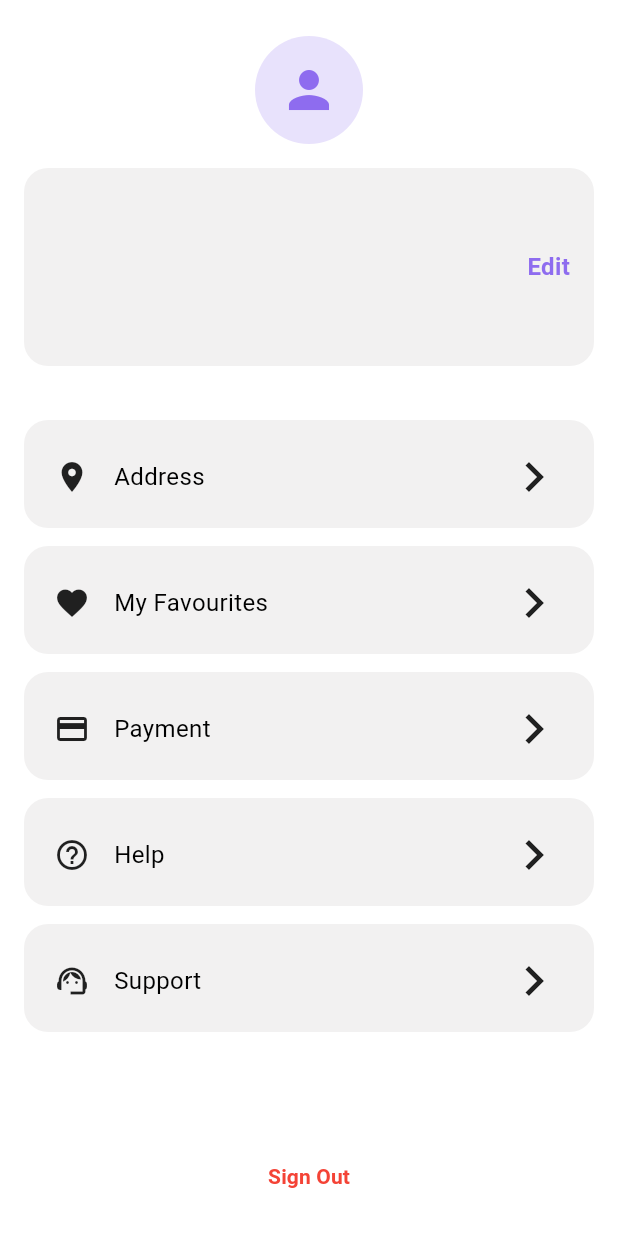
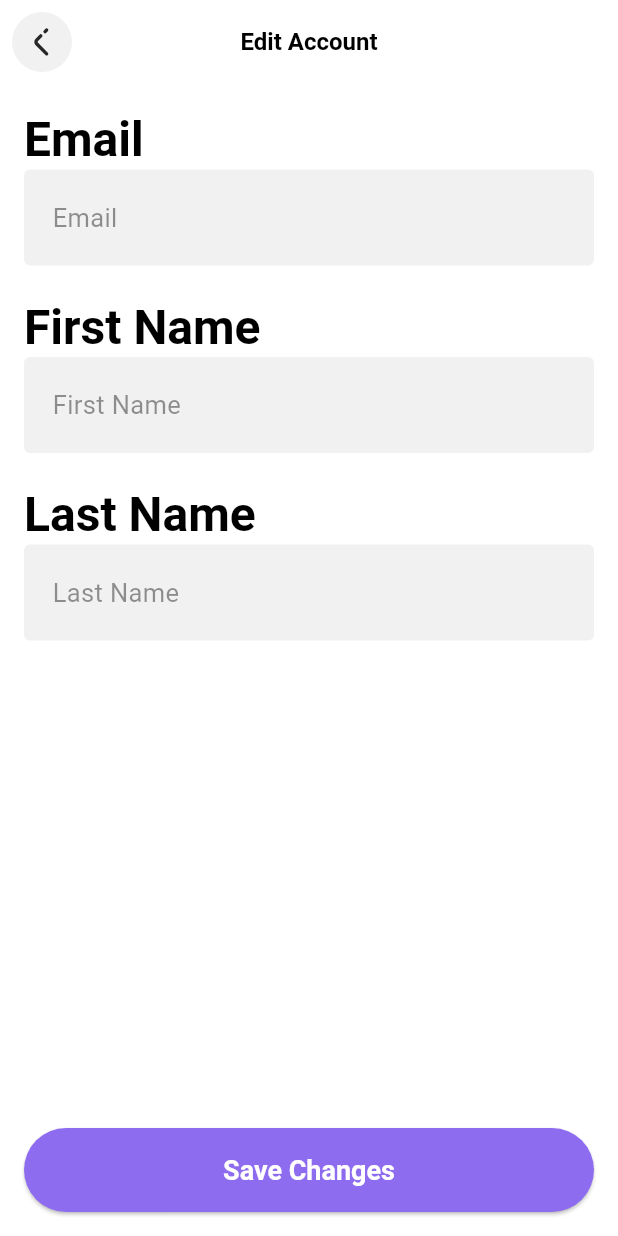
Before and after one commit to YoussefGhonem1/ecommerce_linkdevelpment, a Flutter app: the SettingsTab screen opened directly, after a tap on "Edit", on a phone screen of 412 x 824 dp. Run offline on Flutter 3.47's test engine with Material 3 defaults, Android fonts, the phone set to English and light mode, and no system bars; our stand-ins replace cloud_firestore, dots_indicator, firebase_auth, firebase_core, firebase_messaging, flutter_local_notifications and 3 more; accounts and stored records are empty.

Commit message:
Added Edit Page

```diff
--- /dev/null
+++ b/lib/src/features/edit_account/edit_account.dart
@@ -0,0 +1,148 @@
+import 'package:flutter/material.dart';
+import 'package:cloud_firestore/cloud_firestore.dart';
+import 'package:firebase_auth/firebase_auth.dart';
+
+import 'package:ecommerce_app/src/shared/components/custom_back_button.dart';
+import 'package:ecommerce_app/src/shared/components/custom_button.dart';
+import 'package:ecommerce_app/src/shared/components/custom_text_field.dart';
+
+class EditAccountPage extends StatefulWidget {
+  const EditAccountPage({super.key});
+
+  @override
+  State<EditAccountPage> createState() => _EditAccountPageState();
+}
+
+class _EditAccountPageState extends State<EditAccountPage> {
+  final _formKey = GlobalKey<FormState>();
+
+  final _emailController = TextEditingController();
+  final _firstNameController = TextEditingController();
+  final _lastNameController = TextEditingController();
+
+  bool _loading = false;
+
+  @override
+  void initState() {
+    super.initState();
+    _loadUserData();
+  }
+
+  Future<void> _loadUserData() async {
+    final user = FirebaseAuth.instance.currentUser;
+    if (user != null) {
+      _emailController.text = user.email ?? "";
+
+      final doc =
+          await FirebaseFirestore.instance
+              .collection('users')
+              .doc(user.uid)
+              .get();
+
+      if (doc.exists) {
+        final data = doc.data()!;
+        _firstNameController.text = data['firstName'] ?? "";
+        _lastNameController.text = data['lastName'] ?? "";
+      }
+    }
+  }
+
+  Future<void> _saveChanges() async {
+    if (!_formKey.currentState!.validate()) return;
+
+    setState(() => _loading = true);
+
+    final user = FirebaseAuth.instance.currentUser;
+    if (user != null) {
+      await FirebaseFirestore.instance
+          .collection('users')
+          .doc(user.uid)
+          .update({
+            'firstName': _firstNameController.text.trim(),
+            'lastName': _lastNameController.text.trim(),
+          });
+    }
+
+    setState(() => _loading = false);
+    Navigator.pop(context); // Go back after saving
+  }
+
+  @override
+  Widget build(BuildContext context) {
+    final theme = Theme.of(context);
+
+    return Scaffold(
+      appBar: AppBar(
+        leading: const CustomBackButtonIcon(),
+        title: const Text("Edit Account"),
+      ),
+      body: Padding(
+        padding: const EdgeInsets.all(16.0),
+        child: Form(
+          key: _formKey,
+          child: Column(
+            children: [
+              Align(
+                alignment: Alignment.centerLeft,
+                child: Text(
+                  'Email',
+                  textAlign: TextAlign.left,
+                  style: theme.textTheme.headlineMedium?.copyWith(
+                    fontWeight: FontWeight.bold,
+                  ),
+                ),
+              ),
+              CustomTextField(
+                controller: _emailController,
+                hintText: "Email",
+                keyboardType: TextInputType.emailAddress,
+                readOnly: true,
+              ),
+
+              const SizedBox(height: 20),
+
+              Align(
+                alignment: Alignment.centerLeft,
+                child: Text(
+                  'First Name',
+                  textAlign: TextAlign.left,
+                  style: theme.textTheme.headlineMedium?.copyWith(
+                    fontWeight: FontWeight.bold,
+                  ),
+                ),
+              ),
+              CustomTextField(
+                controller: _firstNameController,
+                hintText: "First Name",
+              ),
+
+              const SizedBox(height: 20),
+
+              Align(
+                alignment: Alignment.centerLeft,
+                child: Text(
+                  'Last Name',
+                  textAlign: TextAlign.start,
+                  style: theme.textTheme.headlineMedium?.copyWith(
+                    fontWeight: FontWeight.bold,
+                  ),
+                ),
+              ),
+              CustomTextField(
+                controller: _lastNameController,
+                hintText: "Last Name",
+              ),
+            ],
+          ),
+        ),
+      ),
+      bottomNavigationBar: Padding(
+        padding: const EdgeInsets.all(16.0),
+        child:
+            _loading
+                ? const Center(child: CircularProgressIndicator())
+                : CustomButton(text: "Save Changes", onPressed: _saveChanges),
+      ),
+    );
+  }
+}
--- a/lib/src/features/layout/screens/setting_tab.dart
+++ b/lib/src/features/layout/screens/setting_tab.dart
@@ -113,7 +113,10 @@ class SettingsTab extends StatelessWidget {
                                     : Alignment.centerRight,
                             child: GestureDetector(
                               onTap: () {
-                                // TODO: Navigate to Edit Page
+                                Navigator.pushNamed(
+                                  context,
+                                  Routes.editAccount,
+                                );
                               },
                               child: Text(
                                 local.edit,
--- a/lib/src/shared/components/custom_search_bar.dart
+++ b/lib/src/shared/components/custom_search_bar.dart
@@ -19,35 +19,23 @@ class CustomSearchBar extends StatelessWidget {
   @override
   Widget build(BuildContext context) {
     final theme = Theme.of(context);
+
     return Container(
       padding: const EdgeInsets.symmetric(horizontal: 16),
       decoration: BoxDecoration(
-        color: theme.cardColor,
+        color: theme.inputDecorationTheme.fillColor,
         borderRadius: BorderRadius.circular(50),
       ),
       child: TextField(
         controller: controller,
         onChanged: onChanged,
         onTap: onTap,
-        style: theme.textTheme.bodyMedium,
+        style: TextStyle(color: theme.textTheme.bodyMedium?.color),
         decoration: InputDecoration(
-          icon: const Icon(Icons.search, color: Colors.black),
+          icon: Icon(Icons.search, color: theme.iconTheme.color),
           hintText: hintText,
-          hintStyle: theme.textTheme.bodyMedium,
-          border: OutlineInputBorder(
-            borderRadius: BorderRadius.circular(
-              50,
-            ), // fully rounded edges
-            borderSide: const BorderSide(color: AppColors.lightGrey),
-          ),
-          enabledBorder: OutlineInputBorder(
-            borderRadius: BorderRadius.circular(50),
-            borderSide: const BorderSide(color: AppColors.lightGrey),
-          ),
-          focusedBorder: OutlineInputBorder(
-            borderRadius: BorderRadius.circular(50),
-            borderSide: BorderSide(color: AppColors.primaryColor),
-          ),
+          hintStyle: theme.inputDecorationTheme.hintStyle,
+          border: InputBorder.none,
         ),
       ),
     );
--- a/lib/src/shared/components/custom_text_field.dart
+++ b/lib/src/shared/components/custom_text_field.dart
@@ -5,12 +5,14 @@ class CustomTextField extends StatelessWidget {
   final String hintText;
   final TextInputType keyboardType;
   final bool obscureText;
+  final bool readOnly;
   const CustomTextField({
     super.key,
     required this.controller,
     required this.hintText,
     this.keyboardType = TextInputType.text,
     this.obscureText = false,
+    this.readOnly = false,
   });
   @override
   Widget build(BuildContext context) {
@@ -18,6 +20,7 @@ class CustomTextField extends StatelessWidget {
       controller: controller,
       keyboardType: keyboardType,
       obscureText: obscureText,
+      readOnly: readOnly,
       style: Theme.of(context).textTheme.bodyMedium,
       decoration: InputDecoration(
         contentPadding: const EdgeInsets.symmetric(
--- a/lib/src/shared/routing/app_routes.dart
+++ b/lib/src/shared/routing/app_routes.dart
@@ -22,6 +22,7 @@ import '../../features/splash/presentation/pages/splash_page.dart';
 import '../../features/forget_password/screens/forget_password_screen.dart';
 import '../../features/forget_password/screens/return_to_login_screen.dart';
 import '../../features/create_account/screens/create_account_screen.dart';
+import '../../features/edit_account/edit_account.dart';
 
 class Routes {
   static const String initial = '/';
@@ -46,7 +47,7 @@ class Routes {
   static const String addPaymentScreen = '/add_payment_screen';
   static const String editAddressPage = '/edit_address_page';
   static const String myFavourites = '/my-favourites';
-
+  static const String editAccount = '/edit_Account';
 }
 
 class AppRoutes {
@@ -116,6 +117,8 @@ class AppRoutes {
                 userId: address['userId'],
               ),
         );
+      case Routes.editAccount:
+        return MaterialPageRoute(builder: (_) => const EditAccountPage());
 
       default:
         return MaterialPageRoute(
```
